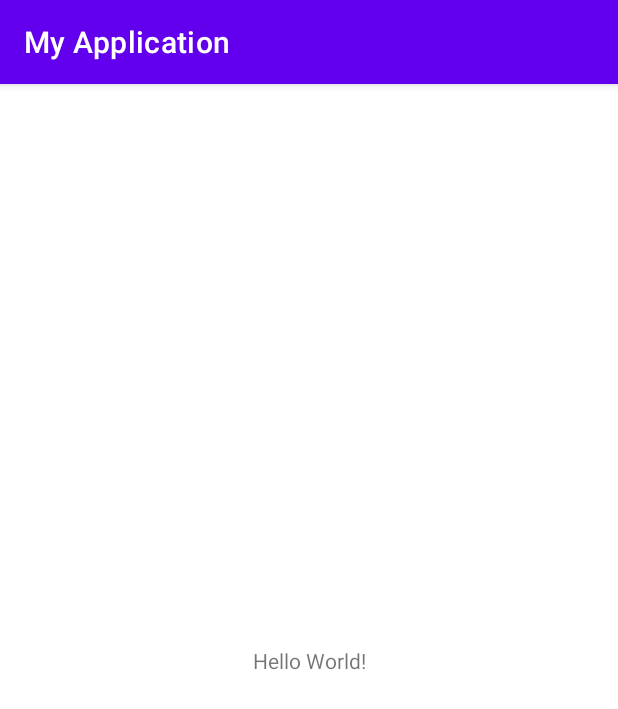
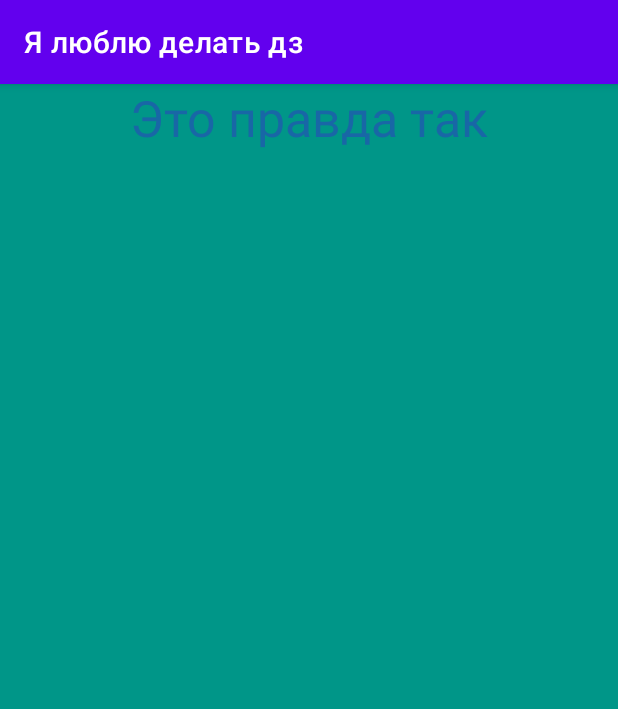
Before and after one commit to MagEk1511/homeworkApps, an Android app: the screen it shows after launch (MainActivity), on a phone screen of 412 x 824 dp. Shown: the top 709 px of the screen. Run offline under Robolectric (Android 15) with nearby library versions, the phone set to English and light mode, and no system bars.

Commit message:
first initial

```diff
--- a/app/src/main/res/layout/activity_main.xml
+++ b/app/src/main/res/layout/activity_main.xml
@@ -1,18 +1,22 @@
 <?xml version="1.0" encoding="utf-8"?>
-<androidx.constraintlayout.widget.ConstraintLayout xmlns:android="http://schemas.android.com/apk/res/android"
+<LinearLayout xmlns:android="http://schemas.android.com/apk/res/android"
     xmlns:app="http://schemas.android.com/apk/res-auto"
     xmlns:tools="http://schemas.android.com/tools"
     android:layout_width="match_parent"
     android:layout_height="match_parent"
+    android:background="#009688"
+    android:gravity="center_horizontal"
     tools:context=".MainActivity">
 
     <TextView
         android:layout_width="wrap_content"
         android:layout_height="wrap_content"
-        android:text="Hello World!"
+        android:text="Это правда так"
+        android:textSize="50px"
+        android:textColor="#1867A6"
         app:layout_constraintBottom_toBottomOf="parent"
         app:layout_constraintEnd_toEndOf="parent"
         app:layout_constraintStart_toStartOf="parent"
         app:layout_constraintTop_toTopOf="parent" />
 
-</androidx.constraintlayout.widget.ConstraintLayout>
+</LinearLayout>
--- a/app/src/main/res/values/strings.xml
+++ b/app/src/main/res/values/strings.xml
@@ -1,3 +1,3 @@
 <resources>
-    <string name="app_name">My Application</string>
+    <string name="app_name">Я люблю делать дз</string>
 </resources>
```
